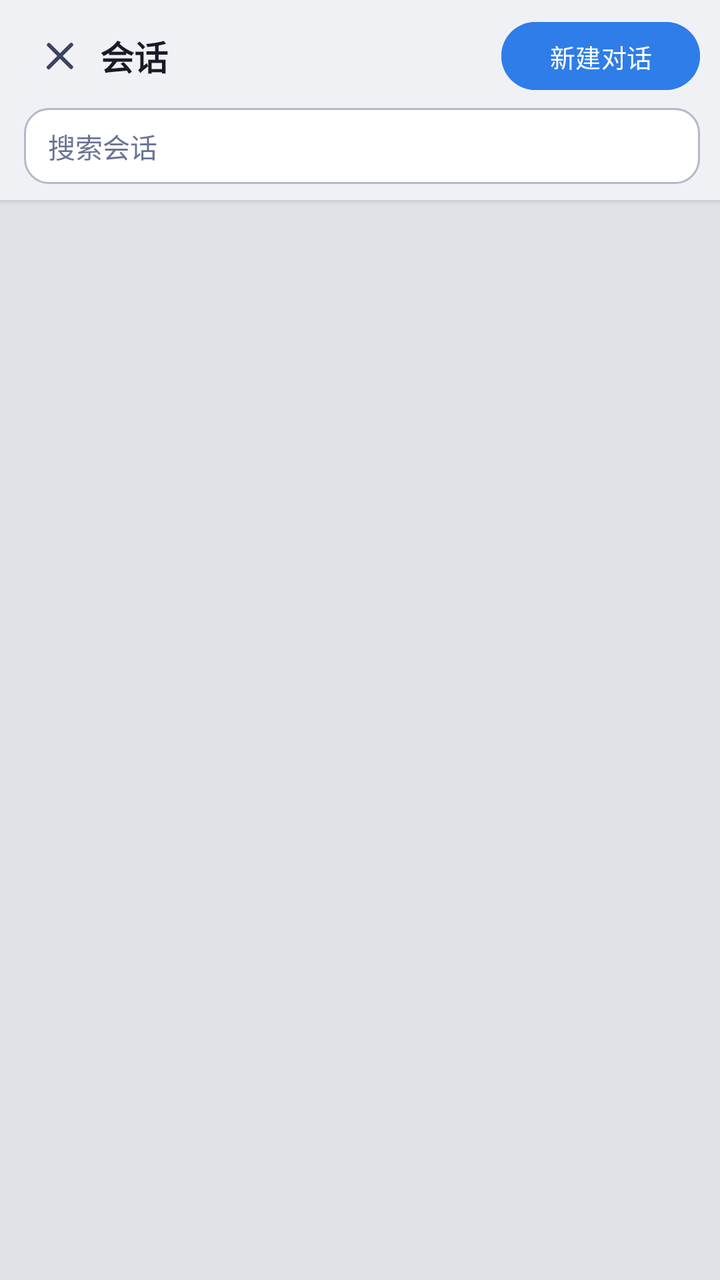
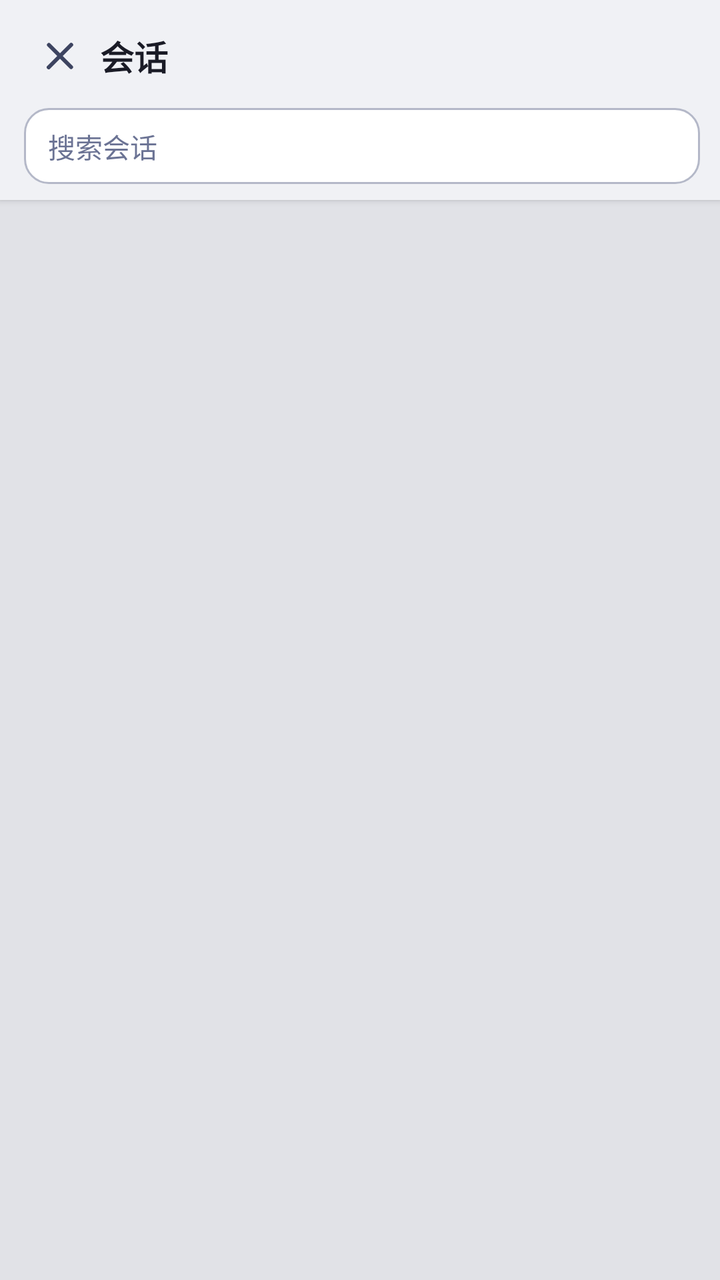

Before-and-after screenshots of an Android layout around one commit, followed by the original layout XML and the change that was made.
<!-- AndroidManifest.xml: application theme AppTheme -->
<!-- res/layout/sheet_sessions.xml -->
<?xml version="1.0" encoding="utf-8"?>
<LinearLayout xmlns:android="http://schemas.android.com/apk/res/android"
    android:id="@+id/sessions_root"
    android:layout_width="match_parent"
    android:layout_height="match_parent"
    android:background="@color/bg_base"
    android:orientation="vertical">

    <LinearLayout
        android:id="@+id/sessions_top"
        android:layout_width="match_parent"
        android:layout_height="wrap_content"
        android:background="@color/bg_elevated"
        android:elevation="2dp"
        android:orientation="vertical"
        android:paddingStart="12dp"
        android:paddingTop="8dp"
        android:paddingEnd="10dp"
        android:paddingBottom="8dp">

        <LinearLayout
            android:layout_width="match_parent"
            android:layout_height="40dp"
            android:gravity="center_vertical"
            android:orientation="horizontal">

            <ImageButton
                android:id="@+id/sessions_close"
                android:layout_width="36dp"
                android:layout_height="36dp"
                android:background="?attr/selectableItemBackgroundBorderless"
                android:contentDescription="@android:string/cancel"
                android:src="@drawable/ic_close"
                android:tint="@color/text_secondary" />

            <TextView
                android:layout_width="0dp"
                android:layout_height="wrap_content"
                android:layout_marginStart="2dp"
                android:layout_weight="1"
                android:text="@string/sessions_title"
                android:textColor="@color/text_primary"
                android:textSize="17sp"
                android:textStyle="bold" />

            <com.google.android.material.button.MaterialButton
                android:id="@+id/sessions_new"
                style="@style/Widget.Material3.Button.TonalButton"
                android:layout_width="wrap_content"
                android:layout_height="34dp"
                android:backgroundTint="@color/pi_blue"
                android:insetTop="0dp"
                android:insetBottom="0dp"
                android:minWidth="0dp"
                android:text="@string/sessions_new"
                android:textColor="@color/md_theme_onPrimary"
                android:textSize="12.5sp" />
        </LinearLayout>

        <EditText
            android:id="@+id/sessions_search"
            android:layout_width="match_parent"
            android:layout_height="38dp"
            android:layout_marginTop="6dp"
            android:background="@drawable/bg_search_field"
            android:hint="@string/sessions_search_hint"
            android:imeOptions="actionSearch"
            android:inputType="text"
            android:maxLines="1"
            android:paddingStart="12dp"
            android:paddingEnd="12dp"
            android:textColor="@color/text_primary"
            android:textColorHint="@color/text_muted"
            android:textSize="13.5sp" />

        <LinearLayout
            android:id="@+id/sessions_tabs"
            android:layout_width="match_parent"
            android:layout_height="wrap_content"
            android:layout_marginTop="6dp"
            android:orientation="horizontal"
            android:visibility="gone">

            <TextView
                android:id="@+id/sessions_tab_recent"
                style="@style/MonoMetaText"
                android:layout_width="wrap_content"
                android:layout_height="28dp"
                android:background="@drawable/bg_segmented_on"
                android:gravity="center"
                android:paddingStart="12dp"
                android:paddingEnd="12dp"
                android:text="@string/sessions_tab_recent"
                android:textColor="@color/md_theme_onPrimary"
                android:textSize="11.5sp" />

            <TextView
                android:id="@+id/sessions_tab_archived"
                style="@style/MonoMetaText"
                android:layout_width="wrap_content"
                android:layout_height="28dp"
                android:layout_marginStart="6dp"
                android:gravity="center"
                android:paddingStart="12dp"
                android:paddingEnd="12dp"
                android:text="@string/sessions_tab_archived"
                android:textColor="@color/text_muted"
                android:textSize="11.5sp" />
        </LinearLayout>
    </LinearLayout>

    <FrameLayout
        android:layout_width="match_parent"
        android:layout_height="0dp"
        android:layout_weight="1">

        <androidx.recyclerview.widget.RecyclerView
            android:id="@+id/sessions_list"
            android:layout_width="match_parent"
            android:layout_height="match_parent"
            android:clipToPadding="false"
            android:paddingTop="4dp"
            android:paddingBottom="16dp"
            android:scrollbars="vertical" />

        <ProgressBar
            android:id="@+id/sessions_loading"
            android:layout_width="36dp"
            android:layout_height="36dp"
            android:layout_gravity="center"
            android:visibility="gone" />

        <LinearLayout
            android:id="@+id/sessions_empty"
            android:layout_width="match_parent"
            android:layout_height="wrap_content"
            android:layout_gravity="center"
            android:gravity="center_horizontal"
            android:orientation="vertical"
            android:padding="28dp"
            android:visibility="gone">

            <ImageView
                android:layout_width="40dp"
                android:layout_height="40dp"
                android:alpha="0.85"
                android:contentDescription="@string/app_name"
                android:src="@drawable/ic_pi_logo" />

            <TextView
                android:id="@+id/sessions_empty_title"
                android:layout_width="wrap_content"
                android:layout_height="wrap_content"
                android:layout_marginTop="12dp"
                android:text="@string/sessions_empty_title"
                android:textColor="@color/text_primary"
                android:textSize="15sp"
                android:textStyle="bold" />

            <TextView
                android:id="@+id/sessions_empty_body"
                android:layout_width="match_parent"
                android:layout_height="wrap_content"
                android:layout_marginTop="4dp"
                android:gravity="center"
                android:text="@string/sessions_empty_body"
                android:textColor="@color/text_secondary"
                android:textSize="13sp" />
        </LinearLayout>
    </FrameLayout>
</LinearLayout>
<!-- resources referenced by this layout -->
<resources>
  <color name="bg_base">#E1E2E7</color>
  <color name="bg_elevated">#F0F1F5</color>
  <color name="md_theme_onPrimary">#FFFFFF</color>
  <color name="pi_blue">#2E7DE9</color>
  <color name="text_muted">#6B7394</color>
  <color name="text_primary">#1A1B26</color>
  <color name="text_secondary">#3D4460</color>
  <!-- drawable bg_search_field (drawable) -->
  <?xml version="1.0" encoding="utf-8"?>
  <shape xmlns:android="http://schemas.android.com/apk/res/android"
      android:shape="rectangle">
      <solid android:color="@color/bg_composer" />
      <corners android:radius="12dp" />
      <stroke
          android:width="1dp"
          android:color="@color/bg_composer_stroke" />
  </shape>
  <!-- drawable bg_segmented_on (drawable) -->
  <?xml version="1.0" encoding="utf-8"?>
  <shape xmlns:android="http://schemas.android.com/apk/res/android"
      android:shape="rectangle">
      <solid android:color="@color/md_theme_primary" />
      <corners android:radius="8dp" />
  </shape>
  <!-- drawable ic_close (drawable) -->
  <?xml version="1.0" encoding="utf-8"?>
  <vector xmlns:android="http://schemas.android.com/apk/res/android"
      android:width="24dp"
      android:height="24dp"
      android:viewportWidth="24"
      android:viewportHeight="24">
      <path
          android:fillColor="#FFFFFFFF"
          android:pathData="M18.3,5.71a1,1 0,0 0,-1.41 0L12,10.59 7.11,5.7A1,1 0,0 0,5.7 7.11L10.59,12 5.7,16.89a1,1 0,1 0,1.41 1.41L12,13.41l4.89,4.89a1,1 0,0 0,1.41,-1.41L13.41,12l4.89,-4.89a1,1 0,0 0,0,-1.4z" />
  </vector>
  <!-- drawable ic_pi_logo (drawable) -->
  <?xml version="1.0" encoding="utf-8"?>
  <vector xmlns:android="http://schemas.android.com/apk/res/android"
      android:width="24dp"
      android:height="24dp"
      android:viewportWidth="470"
      android:viewportHeight="470">
      
      <path
          android:fillColor="#F09082"
          android:pathData="M0,0H352.07V234.71H234.71V117.36H0Z" />
      <path
          android:fillColor="#4D9ABF"
          android:pathData="M0,117.36H117.36V234.71H234.71V352.07H117.36V469.43H0Z" />
      <path
          android:fillColor="#F1BE58"
          android:pathData="M352.07,234.71H469.43V469.43H352.07Z" />
  </vector>
  <string name="app_name">Pi</string>
  <string name="sessions_empty_body">点右上角「新建对话」开始聊天。</string>
  <string name="sessions_empty_title">还没有会话</string>
  <string name="sessions_new">新建对话</string>
  <string name="sessions_search_hint">搜索会话</string>
  <string name="sessions_tab_archived">归档</string>
  <string name="sessions_tab_recent">最近</string>
  <string name="sessions_title">会话</string>
  <style name="MonoMetaText">
          <item name="android:fontFamily">@font/meslo_lgldz_nf_regular</item>
          <item name="android:textSize">11sp</item>
          <item name="android:textColor">@color/text_muted</item>
          <item name="android:maxLines">1</item>
          <item name="android:ellipsize">end</item>
      </style>
  <color name="bg_composer">#FFFFFF</color>
  <color name="bg_composer_stroke">#B4B8C8</color>
  <color name="md_theme_primary">#2E7DE9</color>
  <color name="md_theme_secondary">#5A4A8A</color>
  <color name="md_theme_tertiary">#B15C00</color>
  <!-- unchanged entries left out for length: 1 -->
</resources>

<!-- the commit's change to res/layout/sheet_sessions.xml (unified diff, before → after) -->
@@ -42,19 +42,6 @@
                 android:textColor="@color/text_primary"
                 android:textSize="17sp"
                 android:textStyle="bold" />
-
-            <com.google.android.material.button.MaterialButton
-                android:id="@+id/sessions_new"
-                style="@style/Widget.Material3.Button.TonalButton"
-                android:layout_width="wrap_content"
-                android:layout_height="34dp"
-                android:backgroundTint="@color/pi_blue"
-                android:insetTop="0dp"
-                android:insetBottom="0dp"
-                android:minWidth="0dp"
-                android:text="@string/sessions_new"
-                android:textColor="@color/md_theme_onPrimary"
-                android:textSize="12.5sp" />
         </LinearLayout>
 
         <EditText
<!-- resource entries referenced after the edit -->
@@ -3,7 +3,6 @@
   <color name="bg_base">#E1E2E7</color>
   <color name="bg_elevated">#F0F1F5</color>
   <color name="md_theme_onPrimary">#FFFFFF</color>
-  <color name="pi_blue">#2E7DE9</color>
   <color name="text_muted">#6B7394</color>
   <color name="text_primary">#1A1B26</color>
   <color name="text_secondary">#3D4460</color>
@@ -54,9 +53,8 @@
           android:pathData="M352.07,234.71H469.43V469.43H352.07Z" />
   </vector>
   <string name="app_name">Pi</string>
-  <string name="sessions_empty_body">点右上角「新建对话」开始聊天。</string>
+  <string name="sessions_empty_body">点顶栏「+」新建会话开始聊天。</string>
   <string name="sessions_empty_title">还没有会话</string>
-  <string name="sessions_new">新建对话</string>
   <string name="sessions_search_hint">搜索会话</string>
   <string name="sessions_tab_archived">归档</string>
   <string name="sessions_tab_recent">最近</string>
